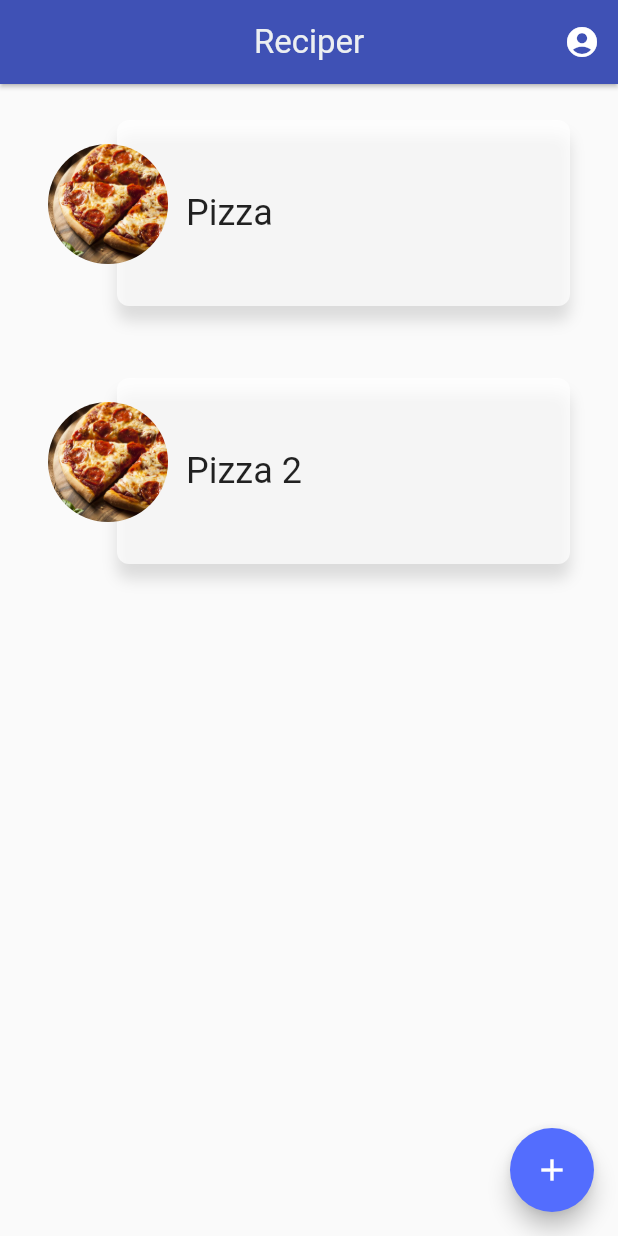
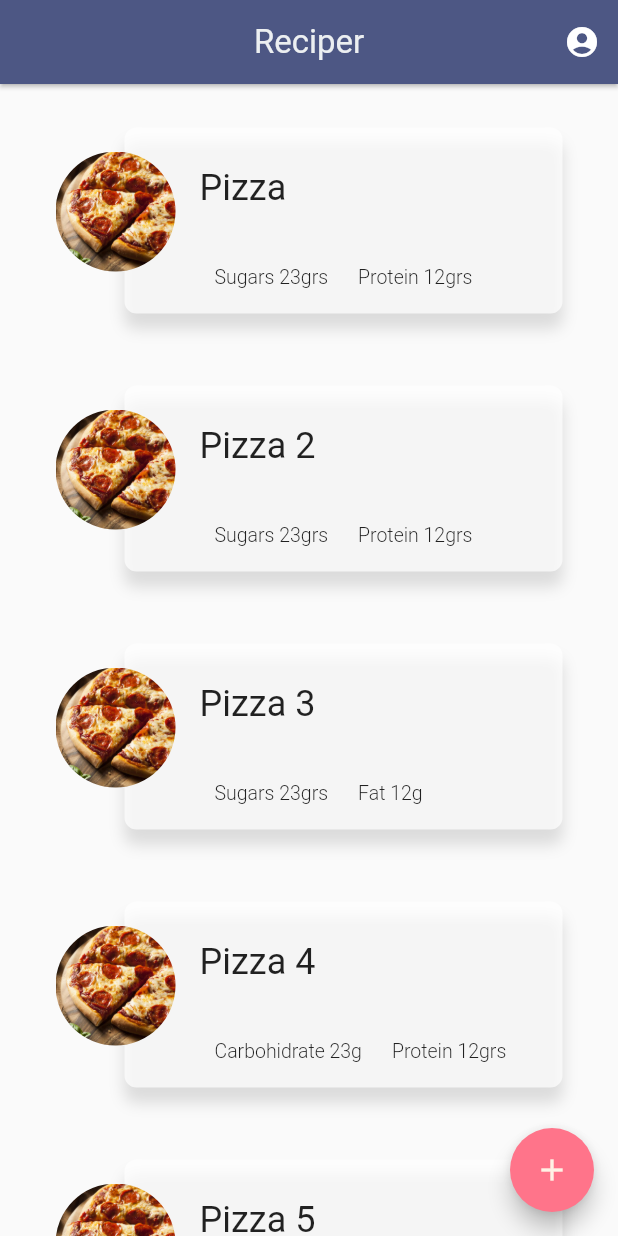
Before and after one commit to devCharles/receiper-flutter, a Flutter app: the screen it shows after launch, on a phone screen of 412 x 824 dp. Run offline on Flutter 3.47's test engine with Material 2 defaults, Android fonts, the phone set to English and light mode, and no system bars.

Commit message:
Add better recipie support

```diff
--- a/lib/PrincipalScreen.dart
+++ b/lib/PrincipalScreen.dart
@@ -1,5 +1,4 @@
 import 'package:flutter/material.dart';
-import 'package:recipes_app/Recipe.dart';
 
 
 
@@ -18,7 +17,7 @@ class PrincipalScreen extends StatelessWidget {
 
     var principalAppBar = AppBar(
       centerTitle: true,
-      backgroundColor: Colors.indigo.shade500,
+      backgroundColor: Color(0xFF4d5784),
       elevation: 1.2,
       title: Text(
         "Reciper",
@@ -40,10 +39,10 @@ class PrincipalScreen extends StatelessWidget {
     );
 
     var addOtherButton = FloatingActionButton(
-      backgroundColor: Colors.indigoAccent,
+      backgroundColor: Color(0xffff748a),
       child: Icon(
         Icons.add,
-        color: Colors.white,
+        color: Color(0xfffff2e5),
       ),
       onPressed: () => debugPrint("Add other"),
     );
@@ -53,7 +52,9 @@ class PrincipalScreen extends StatelessWidget {
     return Scaffold(
       appBar: principalAppBar,
       floatingActionButton: addOtherButton,
-      body: Column(
+      body: ListView(
+        shrinkWrap: true,
+        padding: const EdgeInsets.all(5.0),
         children: recipes,
       )
     );
--- a/lib/Recipe.dart
+++ b/lib/Recipe.dart
@@ -1,16 +1,65 @@
 import 'package:flutter/material.dart';
+
+class RecipeInfo extends StatelessWidget {
+  final String type;
+  final String quantity;
+  final String unit;
+
+  RecipeInfo(
+      {Key key,
+        @required this.type,
+        @required this.quantity,
+        @required this.unit})
+      : assert(type != null),
+        assert(unit != null),
+        assert(quantity != null);
+
+
+
+  final Map<String, String> conversion = {
+    "FAT":"Fat",
+    "CHOCDF": "Carbohidrate",
+    "SUGAR": "Sugars",
+    "PROCNT": "Protein"
+  };
+
+
+  @override
+  Widget build(BuildContext context) {
+    return Container(
+      padding: EdgeInsets.all(10.0),
+      child: Row(
+        children: <Widget>[
+          Text(
+            "${conversion[type]} $quantity$unit",
+            style: TextStyle(
+              fontWeight: FontWeight.w300,
+              fontSize: 13.0,
+            ),
+          ),
+        ],
+      ),
+    );
+  }
+
+}
+
 
 class RecipeWidget extends StatelessWidget {
   final String nameOfRecipe;
   final String imageURL;
+  final List<List<String>> data;
   final onTap;
+
 
   RecipeWidget(
       {Key key,
       @required this.nameOfRecipe,
       @required this.imageURL,
+      @required this.data,
       this.onTap})
       : assert(nameOfRecipe != null),
+        assert(data != null),
         assert(imageURL != null);
 
   Widget recipeImage() {
@@ -29,6 +78,7 @@ class RecipeWidget extends StatelessWidget {
     );
   }
 
+
   Widget recipeCard() {
     return Container(
       height: 124.0,
@@ -46,8 +96,10 @@ class RecipeWidget extends StatelessWidget {
         ],
       ),
       child: Container(
-        margin: EdgeInsets.only(left: 46.0),
-        child: Row(
+        margin: EdgeInsets.only(left: 50.0, top: 26.0),
+        child: Column(
+          children: <Widget>[
+            Row(
               mainAxisAlignment: MainAxisAlignment.start,
               children: <Widget>[
                 Text(
@@ -59,9 +111,27 @@ class RecipeWidget extends StatelessWidget {
                 ),
               ],
             ),
+            Container(
+              margin: EdgeInsets.only(left: 0.0, top: 26.0),
+              height: 40.0,
+              child: ListView.builder(
+                itemCount: data.length,
+                scrollDirection: Axis.horizontal,
+                itemBuilder: (context, index) {
+                  return RecipeInfo(
+                    type: data[index][0],
+                    quantity: data[index][1],
+                    unit: data[index][2],
+                  );
+                },
+              ),
+            ),
+          ],
+        )
       ),
     );
   }
+
 
   @override
   Widget build(BuildContext context) {
--- a/lib/main.dart
+++ b/lib/main.dart
@@ -9,13 +9,52 @@ final List<Widget> recipes = [
   RecipeWidget(
     nameOfRecipe: "Pizza",
     imageURL: "assets/img/Pizza.png",
-    onTap: () => debugPrint("Edit pizza")
+    onTap: () => debugPrint("Edit pizza"),
+    data: [
+      ["SUGAR", "23", "grs"],
+      ["PROCNT", "12", "grs"],
+    ],
   ),
   RecipeWidget(
       nameOfRecipe: "Pizza 2",
       imageURL: "assets/img/Pizza.png",
-      onTap: () => debugPrint("Edit pizza 2")
+      onTap: () => debugPrint("Edit pizza 2"),
+      data: [
+        ["SUGAR", "23", "grs"],
+        ["PROCNT", "12", "grs"],
+      ],
   ),
+
+  RecipeWidget(
+    nameOfRecipe: "Pizza 3",
+    imageURL: "assets/img/Pizza.png",
+    onTap: () => debugPrint("Edit pizza 2"),
+    data: [
+      ["SUGAR", "23", "grs"],
+      ["FAT", "12", "g"],
+    ],
+  ),
+
+  RecipeWidget(
+    nameOfRecipe: "Pizza 4",
+    imageURL: "assets/img/Pizza.png",
+    onTap: () => debugPrint("Edit pizza 2"),
+    data: [
+      ["CHOCDF", "23", "g"],
+      ["PROCNT", "12", "grs"],
+    ],
+  ),
+
+  RecipeWidget(
+    nameOfRecipe: "Pizza 5",
+    imageURL: "assets/img/Pizza.png",
+    onTap: () => debugPrint("Edit pizza 2"),
+    data: [
+      ["SUGAR", "23", "kcal"],
+      ["FAT", "12", "grs"],
+    ],
+  ),
+
 
 ];
 
```
Lines whose indentation alone changed are shown as unchanged.
